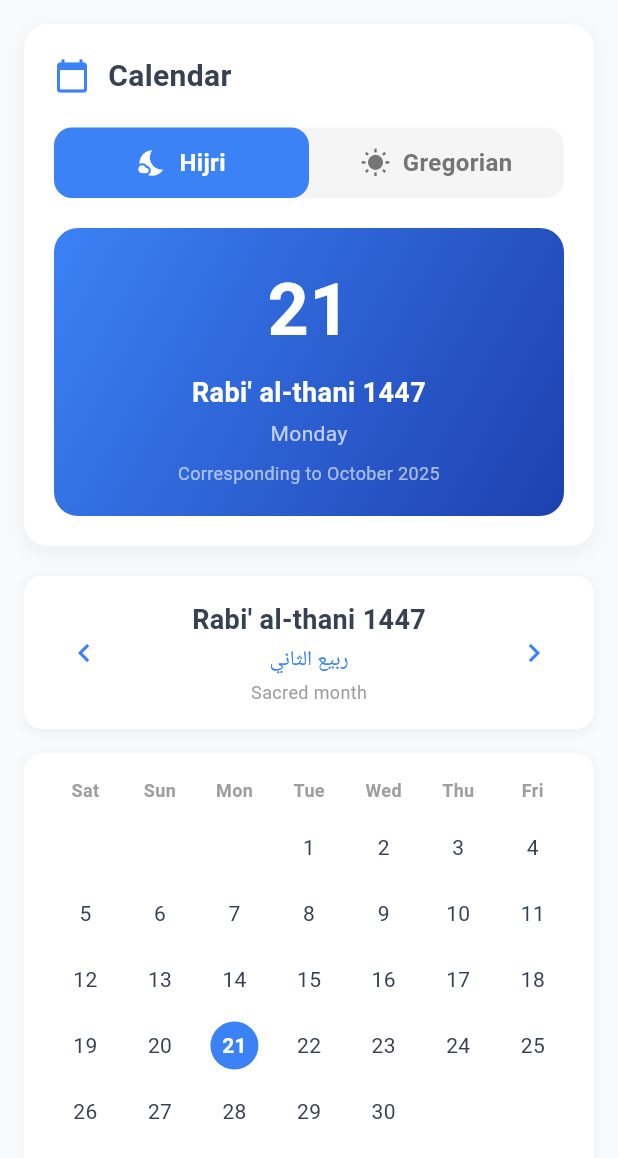
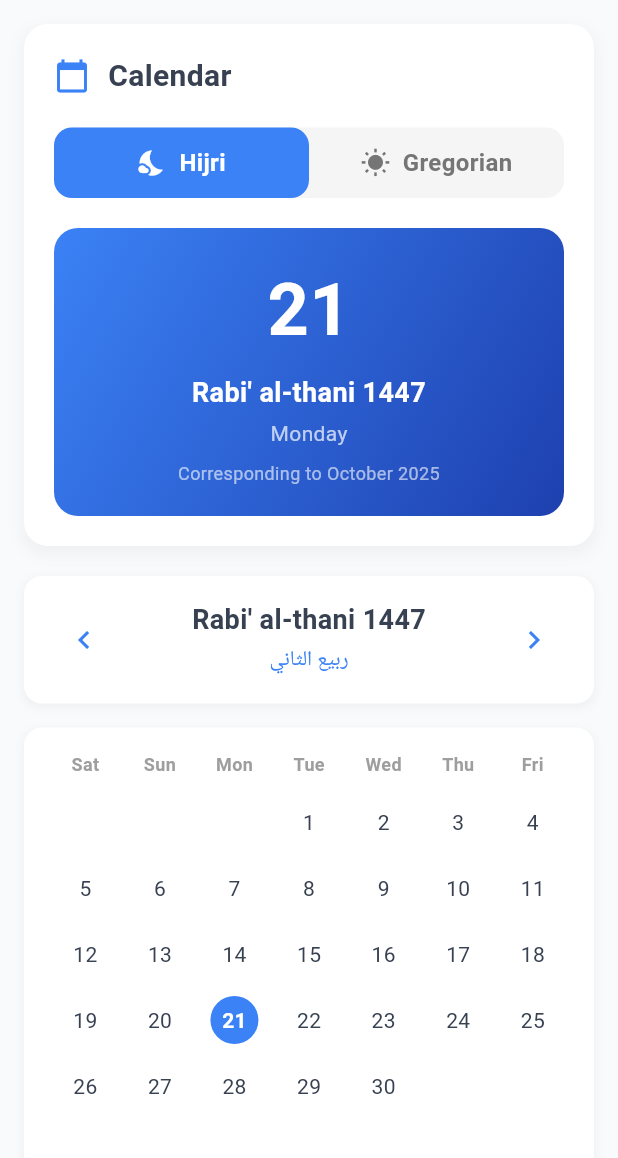
Before and after one commit to ALI-ALASBAHi/al-adhkar-application-, a Flutter app: the IslamicCalendarScreen screen opened directly, on a phone screen of 412 x 824 dp. Shown: the top 1158 px of the screen. Run offline on Flutter 3.47's test engine with Material 3 defaults, Android fonts, the phone set to English and light mode, and no system bars; Roboto replaces fonts that are missing (Amiri).

```diff
--- a/lib/screens/islamic_calendar_screen.dart
+++ b/lib/screens/islamic_calendar_screen.dart
@@ -362,10 +362,6 @@ class _IslamicCalendarScreenState extends State<IslamicCalendarScreen> {
                   ),
                 ),
                 const SizedBox(height: 2),
-                Text(
-                  languageService.t('sacred_month'),
-                  style: const TextStyle(fontSize: 12, color: Colors.grey),
-                ),
               ],
             ],
           ),
--- a/pubspec.yaml
+++ b/pubspec.yaml
@@ -23,8 +23,8 @@ flutter:
   uses-material-design: true
 
   assets:
+    - assets/decorative_background.png
     - assets/no_background_logo.png
-    - assets/decorative_background.png
 
 # flutter_launcher_icons config (must be OUTSIDE flutter:)
 flutter_icons:
```
